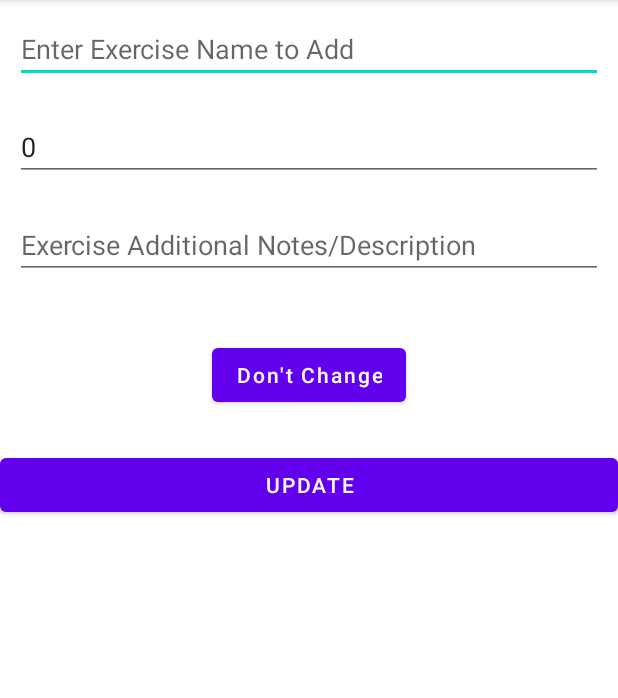
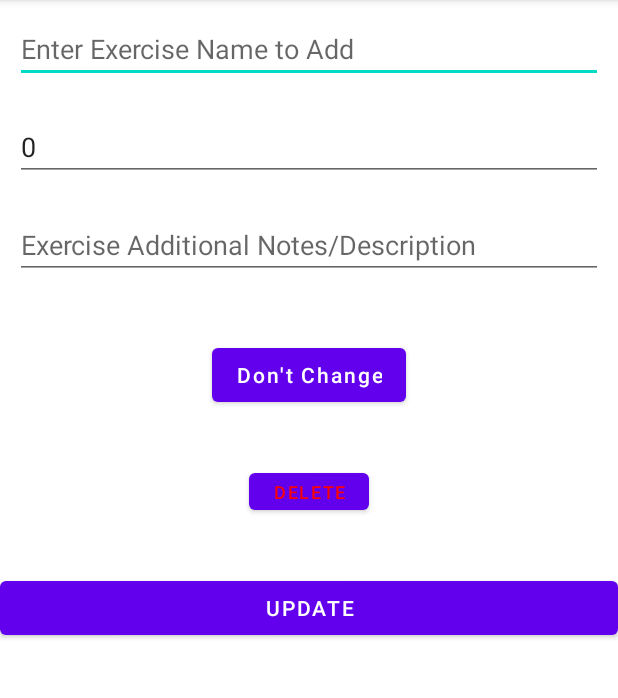
Before and after one commit to Marco-Cen/Movement-Reminder, an Android app: the UpdateExercisesDatabase screen opened directly, with no data from a screen before it, on a phone screen of 412 x 824 dp, the part 84-782 px from its top. Run offline under Robolectric (Android 15) with nearby library versions, the phone set to English and light mode, and no system bars; 1 statement that could not run was skipped.

Commit message:
Delete works as well now! (Locally) Database integrated!! Nice.
- Simple validation in 'add' exercise (Create in CRUD)
- Replaced logo with HD
- Some minor frontend changes
- Just exercise data model, working towards pain data model
- Delete functionality

```diff
--- a/app/src/main/AndroidManifest.xml
+++ b/app/src/main/AndroidManifest.xml
@@ -10,10 +10,10 @@
         android:roundIcon="@mipmap/ic_launcher_round"
         android:supportsRtl="true"
         android:theme="@style/Theme.MovementReminder">
-        <activity android:name=".UpdateExercisesDatabase"></activity>
+        <activity android:name="com.example.Database.UpdateExercisesDatabase"></activity>
         <activity android:name="com.example.Database.ViewDatabaseExercises" />
-        <activity android:name=".AddExerciseDatabase" />
-        <activity android:name=".testingforuserinput" />
+        <activity android:name="com.example.Database.AddExerciseDatabase" />
+<!--        <activity android:name=".testingforuserinput" />-->
         <activity android:name=".AnalysisActivity2" />
         <activity
             android:name=".starRatingPopupActivity"
--- a/app/src/main/java/com/example/movementreminder/AddExerciseDatabase.java
+++ b/app/src/main/java/com/example/Database/AddExerciseDatabase.java
@@ -1,4 +1,4 @@
-package com.example.movementreminder;
+package com.example.Database;
 
 import androidx.appcompat.app.AppCompatActivity;
 
@@ -10,8 +10,8 @@ import android.widget.Button;
 import android.widget.EditText;
 import android.widget.Toast;
 
-import com.example.Database.ExerciseDataModel;
-import com.example.Database.ViewDatabaseExercises;
+import com.example.movementreminder.MainActivity;
+import com.example.movementreminder.R;
 
 import io.realm.Realm;
 
--- a/app/src/main/java/com/example/movementreminder/UpdateExercisesDatabase.java
+++ b/app/src/main/java/com/example/Database/UpdateExercisesDatabase.java
@@ -1,4 +1,4 @@
-package com.example.movementreminder;
+package com.example.Database;
 
 import androidx.appcompat.app.AppCompatActivity;
 
@@ -10,14 +10,14 @@ import android.widget.Button;
 import android.widget.EditText;
 import android.widget.Toast;
 
-import com.example.Database.ExerciseDataModel;
-import com.example.Database.ViewDatabaseExercises;
+import com.example.movementreminder.R;
 
 import io.realm.Realm;
 
 /* NOTE:
+- This class allows user to EDIT or DELETE entry in database dynamically
+- similar to "AddExerciseDatabase"
 - UpdateCourseActivity
-- similar to "AddExerciseDatabase"
  */
 public class UpdateExercisesDatabase extends AppCompatActivity {
 
@@ -28,7 +28,7 @@ public class UpdateExercisesDatabase extends AppCompatActivity {
     private String exerciseName, exerciseDurationString, exerciseDescription;
     private int exerciseDuration;
     private long id;
-    private Button updateBtn, dontChangebttn;
+    private Button updateBtn, deletebttn, dontChangebttn;
     private Realm realm;
 
     @Override
@@ -42,6 +42,7 @@ public class UpdateExercisesDatabase extends AppCompatActivity {
         exerciseDurationField = findViewById(R.id.addExerciseDuration);
         exerciseDescripField = findViewById(R.id.addExerciseNote);
         updateBtn = findViewById(R.id.updateBttnUpdateExercise);
+        deletebttn = findViewById(R.id.deleteBttnExercise);
         dontChangebttn = findViewById(R.id.dontChangeBttnUpdateExercise);
 
         // on below line we are getting data which is passed from intent.
@@ -56,7 +57,7 @@ public class UpdateExercisesDatabase extends AppCompatActivity {
         exerciseDescripField.setText(exerciseDescription);
 
         //TEST (working: "\n Duration is: [" + String.valueOf(exerciseDuration) )
-        Toast.makeText(UpdateExercisesDatabase.this, "ID Selected is: [" + String.valueOf(id) + "]", Toast.LENGTH_SHORT).show();
+        Toast.makeText(UpdateExercisesDatabase.this, "Looking into ID: [" + String.valueOf(id) + "]", Toast.LENGTH_SHORT).show();
 
         // 'DONT CHANGE' BUTTON
         dontChangebttn.setOnClickListener(new View.OnClickListener(){
@@ -67,6 +68,21 @@ public class UpdateExercisesDatabase extends AppCompatActivity {
             }
         });
 
+
+        // 'DELETE' BUTTON
+        deletebttn.setOnClickListener(new View.OnClickListener() {
+            @Override
+            public void onClick(View v) {
+                // on below line we are calling a method to delete course.
+                deleteCourse(id);
+                // after deleting we are displaying a toast message as course deleted.
+                Toast.makeText(UpdateExercisesDatabase.this, "You deleted exercise [ID: " + String.valueOf(id) + " | " + exerciseName +" ] from the database. \n Hope ya meant to do that!", Toast.LENGTH_SHORT).show();
+                // after that we are opening a new activity via an intent.
+                Intent i = new Intent(UpdateExercisesDatabase.this, ViewDatabaseExercises.class);
+                startActivity(i);
+                finish();
+            }
+        });
 
 
         // 'UPDATE' BUTTON [adding on click listener for update button]
@@ -93,7 +109,7 @@ public class UpdateExercisesDatabase extends AppCompatActivity {
                 }
 
                 // on below line we are displaying a toast message when course is updated.
-                Toast.makeText(UpdateExercisesDatabase.this, "Exercise Successfully Updated!", Toast.LENGTH_SHORT).show();
+                Toast.makeText(UpdateExercisesDatabase.this, "Ya Updated [" + exerciseName + "]!", Toast.LENGTH_SHORT).show();
 
                 // on below line we are opening our activity for read course activity to view updated course.
                 Intent i = new Intent(UpdateExercisesDatabase.this, ViewDatabaseExercises.class);
@@ -103,6 +119,8 @@ public class UpdateExercisesDatabase extends AppCompatActivity {
         });
     }
 
+
+    //UPDATE FUNCTION
     private void updateCourse(ExerciseDataModel exerciseDataModel, String exerciseName, int exerciseDuration, String exerciseDescrip) {
 
         // on below line we are calling
@@ -124,5 +142,19 @@ public class UpdateExercisesDatabase extends AppCompatActivity {
         });
     }
 
+    // DELETE FUNCTION
+    private void deleteCourse(long id) {
+        // Finding data from our modal class by comparing it with the course id.
+        ExerciseDataModel exerciseDataModel = realm.where(ExerciseDataModel.class).equalTo("IDExercise", id).findFirst();
+        // on below line we are executing a realm transaction.
+        realm.executeTransaction(new Realm.Transaction() {
+            @Override
+            public void execute(Realm realm) {
+                // on below line we are calling a method for deleting this course
+                exerciseDataModel.deleteFromRealm();
+            }
+        });
+    }
+
 
 }
--- a/app/src/main/res/layout/activity_update_exercises_database.xml
+++ b/app/src/main/res/layout/activity_update_exercises_database.xml
@@ -6,7 +6,7 @@
     android:layout_width="match_parent"
     android:layout_height="match_parent"
     android:orientation="vertical"
-    tools:context=".UpdateExercisesDatabase">
+    tools:context="com.example.Database.UpdateExercisesDatabase">
     <!--Edit text to enter Exercise name to add-->
     <EditText
         android:id="@+id/addExerciseName"
@@ -58,7 +58,25 @@
             android:layout_width="match_parent"
             android:layout_height="wrap_content"
             android:layout_weight="1"
-            android:minHeight="25dp" />
+            android:minHeight="35dp" />
+
+        <Button
+            android:id="@+id/deleteBttnExercise"
+            android:layout_width="wrap_content"
+            android:layout_height="wrap_content"
+            android:layout_gravity="center"
+            android:maxWidth="85dp"
+            android:minWidth="80dp"
+            android:minHeight="30dp"
+            android:text="Delete"
+            android:textColor="#FF0000"
+            android:textSize="12sp" />
+
+        <Space
+            android:layout_width="match_parent"
+            android:layout_height="wrap_content"
+            android:layout_weight="1"
+            android:minHeight="35dp" />
 
         <Button
             android:id="@+id/updateBttnUpdateExercise"
```
Also changed, not shown: app/src/main/java/com/example/Database/SetupDatabaseExerciseList.java (+5 -6 lines), app/src/main/java/com/example/Database/ViewDatabaseExercises.java (+19 -0 lines), app/src/main/java/com/example/movementreminder/MainActivity.java (+28 -26 lines), app/src/main/res/layout/activity_add_exercise_database.xml (+4 -3 lines), app/src/main/res/layout/activity_main.xml (+30 -3 lines), app/src/main/res/layout/activity_view_database_exercises.xml (+17 -1 lines), app/src/main/res/layout/setup_database_exerciselist.xml (+11 -9 lines), app/src/main/res/drawable-v24/makermove_logo.png (added), app/src/main/res/drawable/makermove.png (deleted), app/src/main/res/layout/add_exercise_old.xml (renamed from app/src/main/res/layout/add_exercise.xml), app/src/main/res/layout/delete_exercise_old.xml (renamed from app/src/main/res/layout/delete_exercise.xml).
